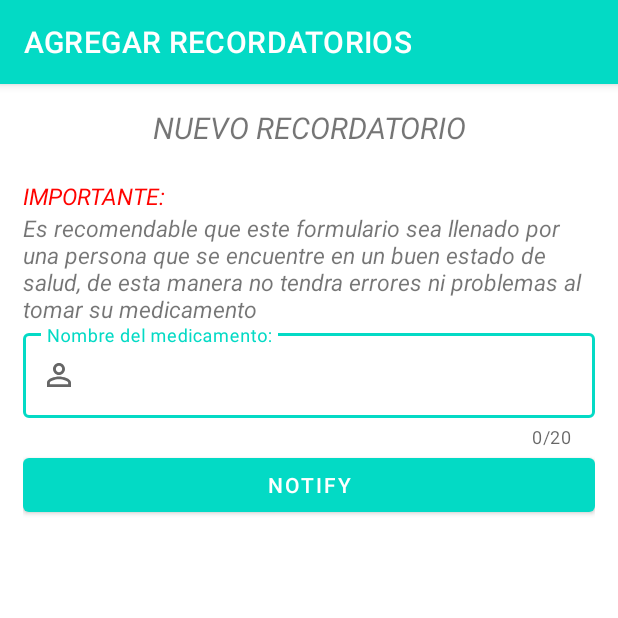
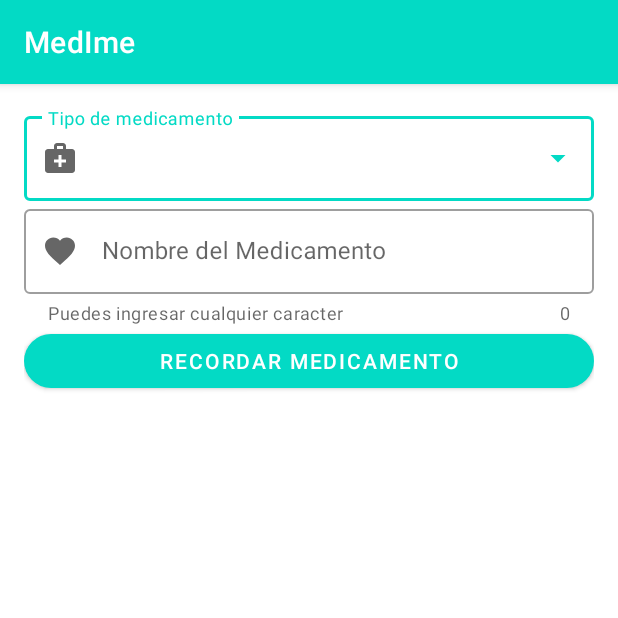
Before and after one commit to montdroud52468/MedIme, an Android app: the AddRecordatorios screen opened directly, with no data from a screen before it, on a phone screen of 412 x 824 dp, the top half of it. Run offline under Robolectric (Android 15) with nearby library versions, the phone set to English and light mode, and no system bars.

Commit message:
Empezamos con la interfaz de la creacion de recordatorios

```diff
--- a/app/src/main/java/com/example/app/Configuracion.java
+++ b/app/src/main/java/com/example/app/Configuracion.java
@@ -39,6 +39,7 @@ public class Configuracion extends AppCompatActivity implements View.OnClickList
     TextView text;
     float X;
     Switch swi;
+
     @Override
     protected void onCreate(Bundle savedInstanceState) {
         super.onCreate(savedInstanceState);
--- a/app/src/main/java/com/example/app/EditaRecord.java
+++ b/app/src/main/java/com/example/app/EditaRecord.java
@@ -1,12 +1,10 @@
 package com.example.app;
 
-import static com.example.app.AddRecordatorios.NOTIFICACION_ID;
 
 import androidx.appcompat.app.AppCompatActivity;
 import androidx.core.app.NotificationManagerCompat;
 
 import android.os.Bundle;
-import android.view.Window;
 
 public class EditaRecord extends AppCompatActivity {
 
@@ -15,7 +13,5 @@ public class EditaRecord extends AppCompatActivity {
         super.onCreate(savedInstanceState);
         setContentView(R.layout.activity_edita_record);
         this.setTitle("EDITAR RECORDATORIO");
-        NotificationManagerCompat notificationManagerCompat = NotificationManagerCompat.from(getApplicationContext());
-        notificationManagerCompat.cancel(NOTIFICACION_ID);
     }
 }
--- /dev/null
+++ b/app/src/main/res/drawable/ic_baseline_favorite_24.xml
@@ -0,0 +1,10 @@
+<vector xmlns:android="http://schemas.android.com/apk/res/android"
+    android:width="24dp"
+    android:height="24dp"
+    android:viewportWidth="24"
+    android:viewportHeight="24"
+    android:tint="?attr/colorControlNormal">
+  <path
+      android:fillColor="@android:color/white"
+      android:pathData="M12,21.35l-1.45,-1.32C5.4,15.36 2,12.28 2,8.5 2,5.42 4.42,3 7.5,3c1.74,0 3.41,0.81 4.5,2.09C13.09,3.81 14.76,3 16.5,3 19.58,3 22,5.42 22,8.5c0,3.78 -3.4,6.86 -8.55,11.54L12,21.35z"/>
+</vector>
--- a/app/src/main/res/layout/activity_add_recordatorios.xml
+++ b/app/src/main/res/layout/activity_add_recordatorios.xml
@@ -1,84 +1,64 @@
 <?xml version="1.0" encoding="utf-8"?>
-<LinearLayout xmlns:android="http://schemas.android.com/apk/res/android"
+<LinearLayout
+    xmlns:android="http://schemas.android.com/apk/res/android"
     xmlns:app="http://schemas.android.com/apk/res-auto"
     xmlns:tools="http://schemas.android.com/tools"
     android:layout_width="match_parent"
-    android:padding="15dp"
+    android:layout_height="match_parent"
     android:orientation="vertical"
-    android:layout_height="match_parent"
-    tools:context=".AddRecordatorios">
-
-
+    tools:context=".AddRecordatorios"
+    android:padding="16dp">
 
     <LinearLayout
-        android:id="@+id/inicioaddrec"
         android:layout_width="match_parent"
         android:layout_height="wrap_content"
-        android:orientation="vertical">
-        <TextView
+        android:orientation="horizontal">
+
+        <com.google.android.material.textfield.TextInputLayout
+            style="@style/Widget.MaterialComponents.TextInputLayout.OutlinedBox.ExposedDropdownMenu"
             android:layout_width="match_parent"
             android:layout_height="wrap_content"
-            android:layout_gravity="center"
-            android:gravity="center"
-            android:text="NUEVO RECORDATORIO"
-            android:textSize="20dp"
-            android:textStyle="italic"/>
-        <TextView
-            android:layout_width="match_parent"
-            android:layout_height="wrap_content"
-            android:text=""
-            android:textSize="15dp"
-            android:textStyle="italic"/>
+            android:hint="Tipo de medicamento"
+            app:startIconDrawable="@drawable/medical_negro">
 
-        <TextView
-            android:layout_width="match_parent"
-            android:layout_height="wrap_content"
-            android:text="IMPORTANTE:"
-            android:textSize="15dp"
-            android:textColor="#ff0300"
-            android:textStyle="italic"/>
-        <TextView
-            android:layout_width="match_parent"
-            android:layout_height="wrap_content"
-            android:text="Es recomendable que este formulario sea llenado por una persona que se encuentre en un buen estado de salud, de esta manera no tendra errores ni problemas al tomar su medicamento"
-            android:textSize="15dp"
-            android:textStyle="italic"/>
-
-        <com.google.android.material.textfield.TextInputLayout
-            android:layout_width="match_parent"
-            android:layout_height="wrap_content"
-            style="@style/Widget.MaterialComponents.TextInputLayout.OutlinedBox"
-            app:startIconDrawable="@drawable/person_negro"
-            app:helperText=""
-            app:counterEnabled="true"
-            app:endIconMode="clear_text"
-            app:counterMaxLength="20"
-            android:hint="Nombre del medicamento:"
-            >
-
-            <com.google.android.material.textfield.TextInputEditText
+            <AutoCompleteTextView
+                android:id="@+id/TipoMed"
                 android:layout_width="match_parent"
                 android:layout_height="wrap_content"
-                android:inputType="textPersonName"
-                android:id="@+id/Nombre"/>
+                android:inputType="none" />
 
         </com.google.android.material.textfield.TextInputLayout>
 
 
+    </LinearLayout>
 
-    </LinearLayout>
-    <LinearLayout
+
+    <com.google.android.material.textfield.TextInputLayout
         android:layout_width="match_parent"
         android:layout_height="wrap_content"
-        android:orientation="vertical">
-
-        <Button
+        android:hint="Nombre del Medicamento"
+        app:boxBackgroundMode="outline"
+        style="@style/Widget.MaterialComponents.TextInputLayout.OutlinedBox"
+        app:helperText="Puedes ingresar cualquier caracter"
+        app:counterEnabled="true"
+        app:endIconMode="clear_text"
+        app:startIconDrawable="@drawable/ic_baseline_favorite_24">
+        <com.google.android.material.textfield.TextInputEditText
             android:layout_width="match_parent"
             android:layout_height="wrap_content"
-            android:text="Notify"
-            android:onClick="onClick"
-            android:id="@+id/not" />
+            android:id="@+id/NomMed"/>
+    </com.google.android.material.textfield.TextInputLayout>
 
-    </LinearLayout>
+
+    <Button
+        android:id="@+id/GuarMed"
+        android:layout_width="match_parent"
+        android:layout_height="wrap_content"
+        android:layout_gravity="center"
+        android:onClick="onclick"
+        android:text="Recordar medicamento"
+        app:cornerRadius="20dp" />
+
+
 
 </LinearLayout>
--- a/app/src/main/res/layout/activity_main.xml
+++ b/app/src/main/res/layout/activity_main.xml
@@ -56,7 +56,7 @@
             android:layout_column="0"
             android:padding="15dp"
                 android:layout_gravity="center"
-            android:src="@drawable/tittle"
+            android:src="@drawable/tittlen"
             tools:layout_editor_absoluteX="16dp" />
 
 
--- a/app/src/main/res/layout/activity_principal.xml
+++ b/app/src/main/res/layout/activity_principal.xml
@@ -114,7 +114,7 @@
                             android:layout_width="match_parent"
                             android:layout_height="wrap_content"
                             android:checked="false"
-                            android:onClick="validarSw2"
+                            android:onClick="validarSw"
                             android:text="Permites la ubicacion del dispositivo"
                             android:textSize="16dp" />
 
```
Also changed, not shown: app/src/main/java/com/example/app/AddRecordatorios.java (+48 -107 lines), app/src/main/java/com/example/app/Presentacion27.java (+7 -2 lines), app/src/main/java/com/example/app/Principal.java (+15 -11 lines), app/src/main/java/com/example/app/ResultadoNoti.java (+0 -7 lines), app/src/main/java/com/example/app/Ubicacion.java (+15 -4 lines), app/src/main/res/drawable-v24/image.png (added), app/src/main/res/drawable-v24/tittlen.png (added), app/src/main/res/drawable-v24/tittlenchi.png (added).
